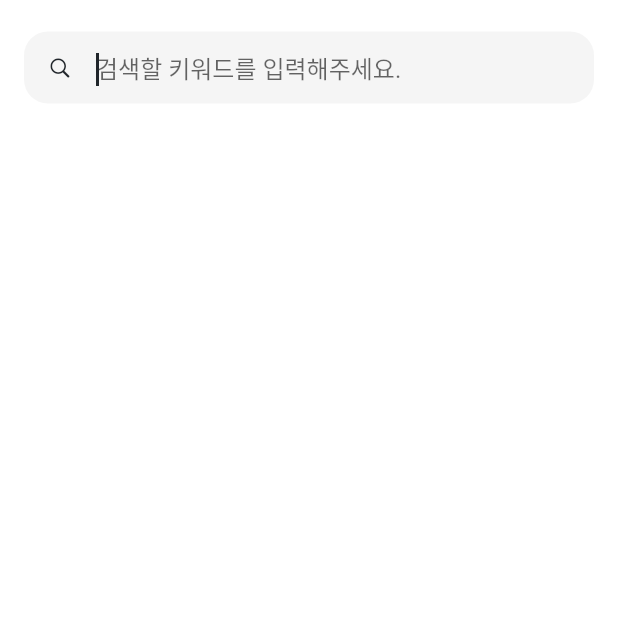
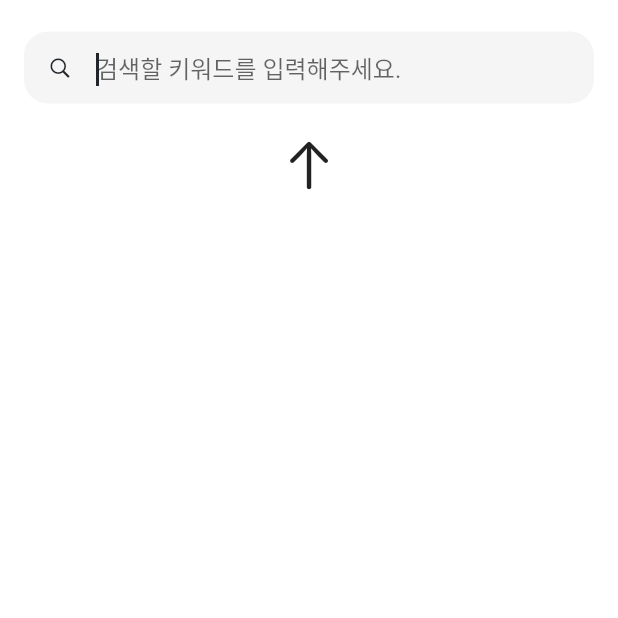
Before and after one commit to adbr-dev/flutter_getx_mvvm, a Flutter app: the screen it shows after launch, on a phone screen of 412 x 824 dp, the top half of it. Run offline on Flutter 3.47's test engine with Material 2 defaults, Android fonts, the phone set to English and light mode, and no system bars; our stand-ins replace extended_image, form_field_validator, get, visibility_detector.

Commit message:
feat: add situation screen (init, error, empty)

```diff
--- a/lib/presentation/features/photos/photos_controller.dart
+++ b/lib/presentation/features/photos/photos_controller.dart
@@ -14,14 +14,19 @@ class PhotosController extends GetxController {
 
   final _query = ''.obs;
   final documents = <ImageDocument>[].obs;
+  var showErrorScreen = false.obs;
 
   final _formKey = GlobalKey<FormState>();
+  var _load = false;
   var _searchInitialized = false;
   var _isPagingEnd = false;
   var _page = 1;
 
   GlobalKey<FormState> get formKey => _formKey;
+  bool get load => _load;
+  bool get searchInitialized => _searchInitialized;
   bool get showPagingIndicator {
+    if (showErrorScreen.value) return false;
     if (_isPagingEnd) return false;
     if (!_searchInitialized) return false;
     return true;
@@ -59,6 +64,10 @@ class PhotosController extends GetxController {
   }
 
   Future<void> _fetchImage() async {
+    try {
+      _load = true;
+      showErrorScreen(false);
+
       final result = await _repository.searchImage(
         query: _query.value,
         size: 30,
@@ -69,6 +78,13 @@ class PhotosController extends GetxController {
       _isPagingEnd = result.isEnd;
 
       documents.addAll(result.documents);
+    } catch (e) {
+      showErrorScreen(true);
+
+      e.printError();
+    } finally {
+      _load = false;
+    }
   }
 
   void onSearchQuery(String query) {
--- /dev/null
+++ b/lib/presentation/features/photos/photos_init_screen.dart
@@ -0,0 +1,15 @@
+import 'package:flutter/cupertino.dart';
+
+class PhotosInitScreen extends StatelessWidget {
+  const PhotosInitScreen({super.key});
+
+  @override
+  Widget build(BuildContext context) {
+    return const Center(
+      child: Icon(
+        CupertinoIcons.arrow_up,
+        size: 40,
+      ),
+    );
+  }
+}
--- a/lib/presentation/features/photos/photos_page.dart
+++ b/lib/presentation/features/photos/photos_page.dart
@@ -7,6 +7,9 @@ import 'package:visibility_detector/visibility_detector.dart';
 import '../../utils/util_size.dart';
 import '../../utils/util_validator.dart';
 import 'photos_controller.dart';
+import 'photos_empty_screen.dart';
+import 'photos_error_screen.dart';
+import 'photos_init_screen.dart';
 
 class PhotosPage extends GetView<PhotosController> {
   const PhotosPage({super.key});
@@ -16,8 +19,7 @@ class PhotosPage extends GetView<PhotosController> {
     return GestureDetector(
       onTap: controller.dismissKeyboard,
       child: Scaffold(
-        body: Obx(
-          () => CustomScrollView(
+        body: CustomScrollView(
           cacheExtent: Get.height * 2,
           slivers: [
             SliverAppBar(
@@ -35,7 +37,25 @@ class PhotosPage extends GetView<PhotosController> {
                 ),
               ),
             ),
-              SliverGrid(
+            Obx(
+              () {
+                if (!controller.searchInitialized) {
+                  return const SliverToBoxAdapter(
+                    child: PhotosInitScreen(),
+                  );
+                }
+                if (controller.showErrorScreen.value) {
+                  return const SliverToBoxAdapter(
+                    child: PhotosErrorScreen(),
+                  );
+                }
+                if (controller.documents.isEmpty && !controller.load) {
+                  return const SliverToBoxAdapter(
+                    child: PhotosEmptyScreen(),
+                  );
+                }
+
+                return SliverGrid(
                   delegate: SliverChildBuilderDelegate(
                     _buildGridTile,
                     addRepaintBoundaries: true,
@@ -48,6 +68,8 @@ class PhotosPage extends GetView<PhotosController> {
                     mainAxisSpacing: 2,
                     crossAxisSpacing: 2,
                   ),
+                );
+              },
             ),
             if (controller.showPagingIndicator)
               SliverToBoxAdapter(
@@ -61,7 +83,6 @@ class PhotosPage extends GetView<PhotosController> {
                 ),
               ),
           ],
-          ),
         ),
       ),
     );
```
Also changed, not shown: lib/presentation/features/photos/photos_empty_screen.dart (added, +15 -0 lines), lib/presentation/features/photos/photos_error_screen.dart (added, +15 -0 lines). Lines whose indentation alone changed are shown as unchanged.
